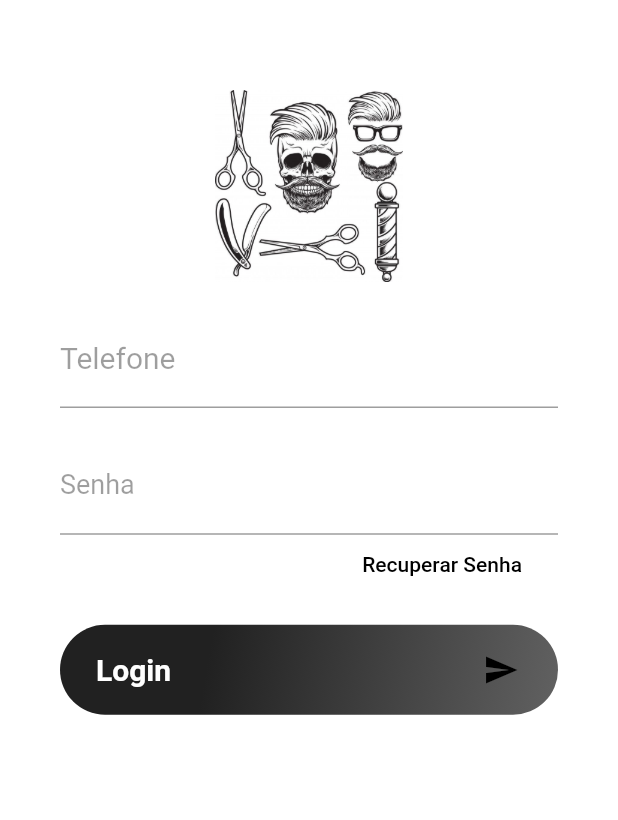
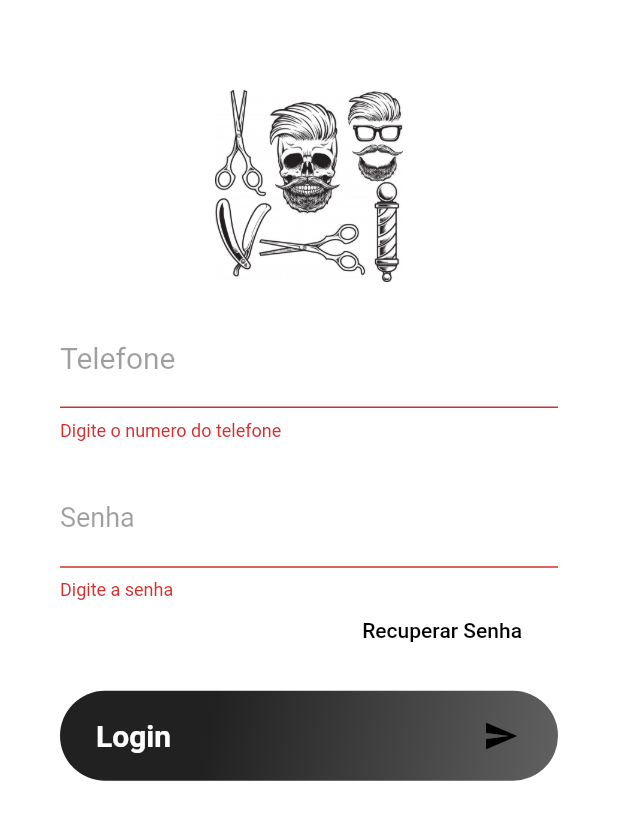
Before and after one commit to dieinimymaganha/GalleryShop, a Flutter app: the screen it shows after launch, after a tap on "Login", on a phone screen of 412 x 824 dp. Shown: the top 820 px of the screen. Run offline on Flutter 3.47's test engine with Material 2 defaults, Android fonts, the phone set to English and light mode, and no system bars; our stand-ins replace flutter_masked_text, shared_preferences; missing offline and left inert: http_interceptor.

Commit message:
Criado mensagem de campos obrigatórios

```diff
--- a/frontend/galleryshopcustomers/lib/screens/login.dart
+++ b/frontend/galleryshopcustomers/lib/screens/login.dart
@@ -15,6 +15,8 @@ class LoginPage extends StatefulWidget {
 
 class _LoginPageState extends State<LoginPage> {
   final LoginWebClient _webClient = LoginWebClient();
+
+  final _formKey = GlobalKey<FormState>();
 
   final MaskedTextController _controllerMaskFieldPhoneNumber =
       new MaskedTextController(mask: '(000) 00000-0000');
@@ -41,9 +43,18 @@ class _LoginPageState extends State<LoginPage> {
             SizedBox(
               height: 20,
             ),
+            Form(
+              key: _formKey,
+              child: Column(
+                children: <Widget>[
                   TextFormField(
+                    validator: (value) {
+                      if (value.isEmpty) return "Digite o numero do telefone";
+                      if (value.length < 16)
+                        return "Digite o numero incluindo o DDD";
+                      return null;
+                    },
                     controller: _controllerMaskFieldPhoneNumber,
-//              autofocus: true,
                     keyboardType: TextInputType.phone,
                     decoration: InputDecoration(
                       labelText: "Telefone",
@@ -61,8 +72,12 @@ class _LoginPageState extends State<LoginPage> {
                     height: 20,
                   ),
                   TextFormField(
+                    validator: (value) {
+                      if (value.isEmpty) return "Digite a senha";
+
+                      return null;
+                    },
                     controller: _controllerPassword,
-//              autofocus: true,
                     keyboardType: TextInputType.text,
                     obscureText: true,
                     decoration: InputDecoration(
@@ -133,17 +148,23 @@ class _LoginPageState extends State<LoginPage> {
                           ],
                         ),
                         onPressed: () {
+                          if (_formKey.currentState.validate()) {
                             final String phoneNumber =
                                 _controllerMaskFieldPhoneNumber.text;
                             final String password = _controllerPassword.text;
 
-                    final loginCreatead = LoginModel(phoneNumber, password);
+                            final loginCreatead =
+                                LoginModel(phoneNumber, password);
 
                             _save(loginCreatead, context);
+                          }
                         },
                       ),
                     ),
                   )
+                ],
+              ),
+            ),
           ],
         ),
       ),
```
Lines whose indentation alone changed are shown as unchanged.
